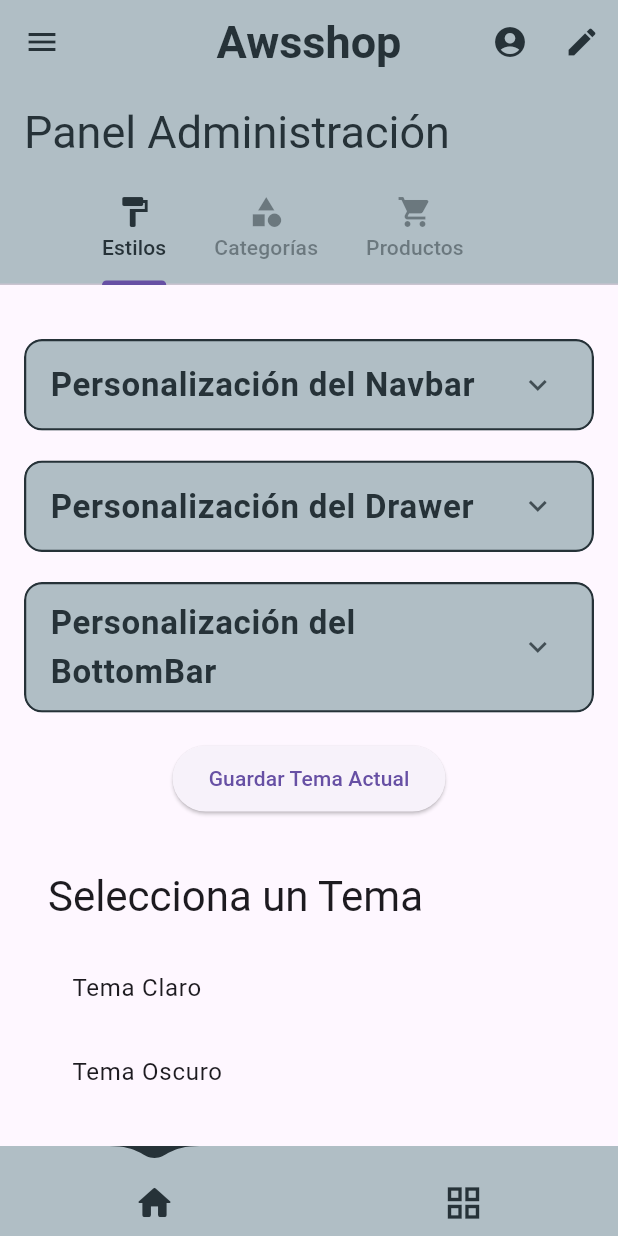
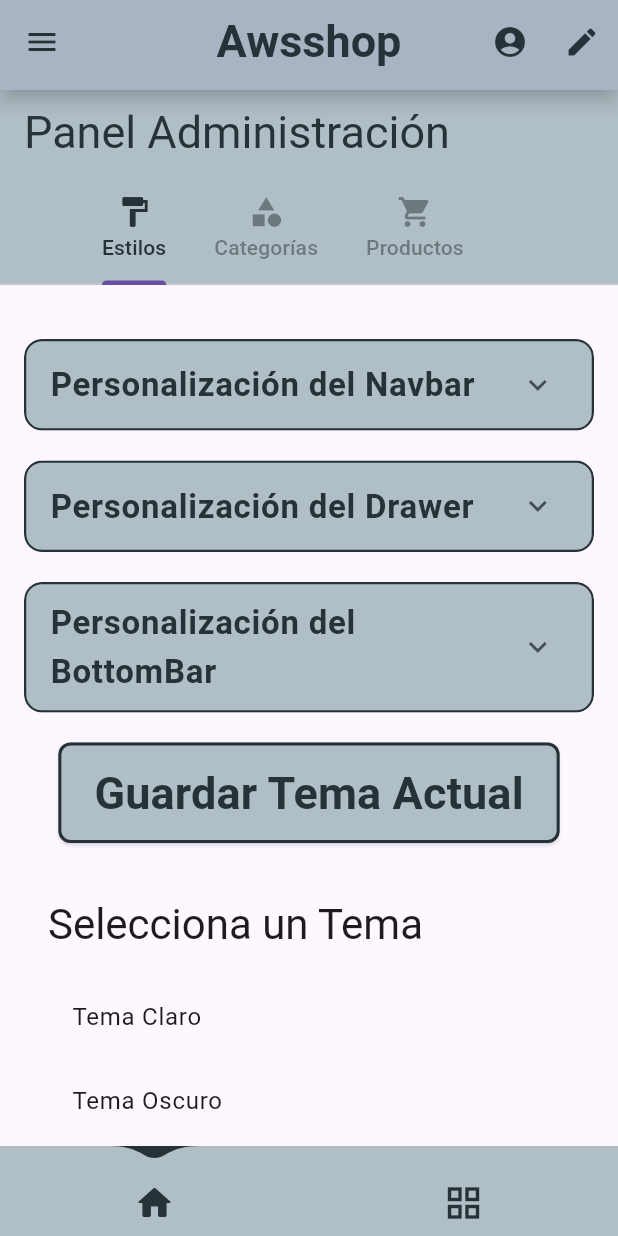
Before and after one commit to Mohasb/awsshop, a Flutter app: the screen it shows after launch, after a tap on the "menu" icon, after a tap on the "account circle" icon, after a tap on the "edit" icon, on a phone screen of 412 x 824 dp. Run offline on Flutter 3.47's test engine with Material 3 defaults, Android fonts, the phone set to English and light mode, and no system bars; drawn by our look-alikes of water_drop_nav_bar; our stand-ins replace carousel_slider, device_info_plus, flutter_colorpicker, lottie, shared_preferences, video_player; network calls fail.

```diff
--- a/lib/components/admin/customice_tab/customice_view.dart
+++ b/lib/components/admin/customice_tab/customice_view.dart
@@ -77,20 +77,30 @@ class CustomiceTabState extends State<CustomiceTab>
     final appBarState = Provider.of<AppBarState>(context, listen: false);
     if (_text != null) appBarState.updateNavText(_text!);
     if (_textColor != null) appBarState.updateNavTextColor(_textColor!);
-    if (_backgroundColor != null) appBarState.updateNavBackgroundColor(_backgroundColor!);
+    if (_backgroundColor != null) {
+      appBarState.updateNavBackgroundColor(_backgroundColor!);
+    }
     if (_fontSize != null) appBarState.updateNavFontSize(_fontSize!);
   }
 
   void _updateDrawerChanges() {
     final drawerState = Provider.of<DrawerState>(context, listen: false);
-    if (_textColorDrawer != null) drawerState.updateDrawerTextColor(_textColorDrawer!);
-    if (_backgroundColorDrawer != null) drawerState.updateDrawerBackgroundColor(_backgroundColorDrawer!);
+    if (_textColorDrawer != null) {
+      drawerState.updateDrawerTextColor(_textColorDrawer!);
+    }
+    if (_backgroundColorDrawer != null) {
+      drawerState.updateDrawerBackgroundColor(_backgroundColorDrawer!);
+    }
   }
 
   void _updateBotomBarChanges() {
     final botomBarState = Provider.of<BottomBarState>(context, listen: false);
-    if (_waterDropColor != null) botomBarState.updatecolorWaterDropBottomBar(_waterDropColor!);
-    if (_backgroundColorBotomBar != null) botomBarState.updateBgColorBottomBar(_backgroundColorBotomBar!);
+    if (_waterDropColor != null) {
+      botomBarState.updatecolorWaterDropBottomBar(_waterDropColor!);
+    }
+    if (_backgroundColorBotomBar != null) {
+      botomBarState.updateBgColorBottomBar(_backgroundColorBotomBar!);
+    }
   }
 
   void _handleSaveAndClose(ExpansionTileController controller) {
@@ -223,9 +233,25 @@ class CustomiceTabState extends State<CustomiceTab>
             ElevatedButton(
               onPressed: _saveCurrentThemeAsNew,
               style: ElevatedButton.styleFrom(
-                padding: const EdgeInsets.symmetric(vertical: 12, horizontal: 24),
+                backgroundColor: backgroundColor,
+                foregroundColor: textColor,
+                shadowColor: boxShadowColor,
+                shape: RoundedRectangleBorder(
+                  borderRadius: BorderRadius.circular(8),
+                  side: BorderSide(
+                    color: borderColor,
+                    width: 2,
+                  ),
+                ),
+                padding:
+                    const EdgeInsets.symmetric(vertical: 12, horizontal: 24),
               ),
-              child: const Text('Guardar Tema Actual'),
+              child: Text(
+                  style: TextStyle(
+                      fontWeight: FontWeight.bold,
+                      fontSize: 30,
+                      color: textColor),
+                  'Guardar Tema Actual'),
             ),
             const SizedBox(height: 20),
             const ThemeSelection(),
--- a/lib/components/app_bar/app_bar.dart
+++ b/lib/components/app_bar/app_bar.dart
@@ -22,16 +22,15 @@ class AwsomeShopAppBar extends StatelessWidget implements PreferredSizeWidget {
   Widget build(BuildContext context) {
     return AppBar(
       centerTitle: true,
-      //elevation: 5,
-      //shadowColor: backgroundColor,
-      title: AnimatedDefaultTextStyle(
-        duration: const Duration(milliseconds: 500),
+      elevation: 5,
+      shadowColor: backgroundColor,
+      title: Text(
+        text,
         style: TextStyle(
           fontSize: fontSize,
           color: textColor,
           fontWeight: FontWeight.bold,
         ),
-        child: Text(text),
       ),
       backgroundColor: backgroundColor,
       leading: IconButton(
@@ -49,16 +48,14 @@ class AwsomeShopAppBar extends StatelessWidget implements PreferredSizeWidget {
         ),
         if (isAdmin) ...[
           IconButton(
-            icon: const Icon(Icons.edit),
-            color: textColor,
-            onPressed: onAdminIconPressed
-          ),
+              icon: const Icon(Icons.edit),
+              color: textColor,
+              onPressed: onAdminIconPressed),
         ],
       ],
     );
   }
 
-
   @override
   Size get preferredSize => const Size.fromHeight(60.0);
 }
```
Also changed, not shown: lib/components/admin/customice_tab/theme/theme_selection.dart (+9 -6 lines), lib/components/botom_bar/botom_bar_customization.dart (+11 -8 lines), lib/components/utils_comp/horizontal_line.dart (added, +41 -0 lines).
